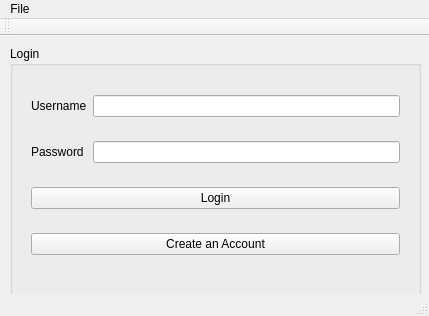
The window that GraphYte/login.ui (InpErros/GraphYte-2D-Graphics) describes before a commit, drawn with Qt 5.
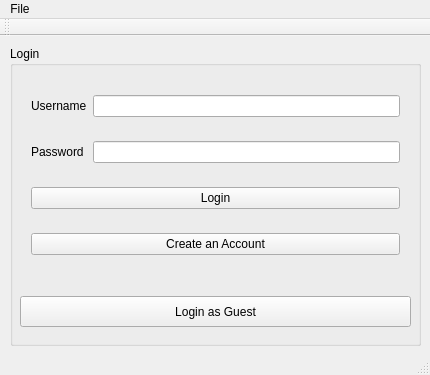
The same window after the commit. Icons and pictures are not drawn.

Commit message: Login fixed and icon updated

```diff
--- a/GraphYte/login.ui
+++ b/GraphYte/login.ui
@@ -6,8 +6,8 @@
    <rect>
     <x>0</x>
     <y>0</y>
-    <width>429</width>
-    <height>316</height>
+    <width>430</width>
+    <height>375</height>
    </rect>
   </property>
   <property name="windowTitle">
@@ -20,7 +20,7 @@
       <x>10</x>
       <y>10</y>
       <width>411</width>
-      <height>251</height>
+      <height>300</height>
      </rect>
     </property>
     <property name="title">
@@ -84,6 +84,19 @@
       </item>
      </layout>
     </widget>
+    <widget class="QPushButton" name="pushButton">
+     <property name="geometry">
+      <rect>
+       <x>10</x>
+       <y>250</y>
+       <width>391</width>
+       <height>31</height>
+      </rect>
+     </property>
+     <property name="text">
+      <string>Login as Guest</string>
+     </property>
+    </widget>
    </widget>
   </widget>
   <widget class="QMenuBar" name="menuBar">
@@ -91,7 +104,7 @@
     <rect>
      <x>0</x>
      <y>0</y>
-     <width>429</width>
+     <width>430</width>
      <height>17</height>
     </rect>
    </property>
```
Left out of the diff: 4 changed lines with no effect on the pictures. The commit also changes 5 other files.
